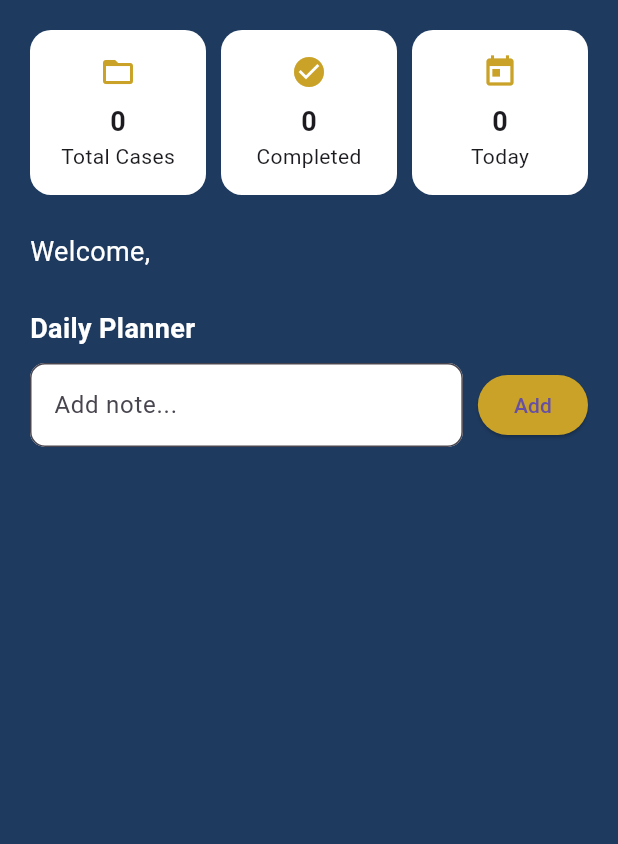
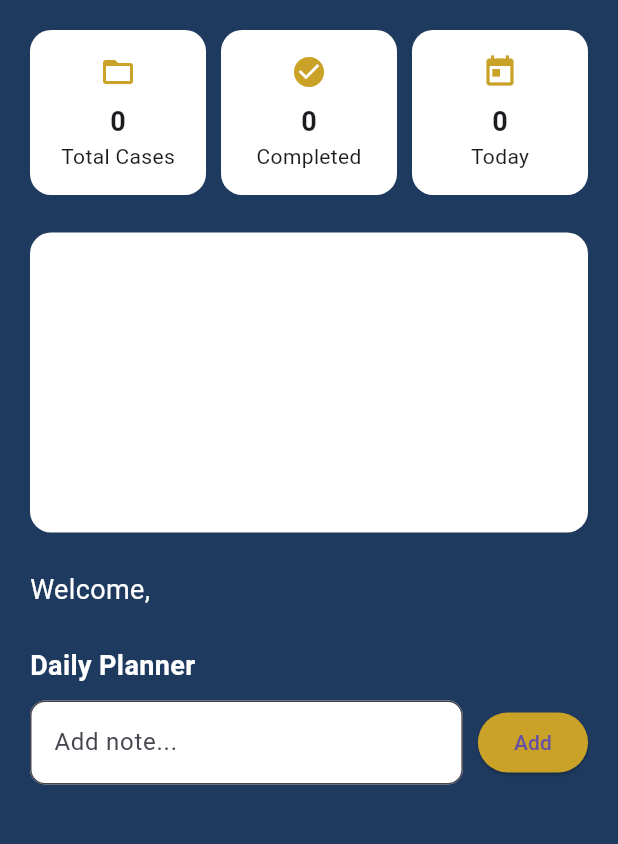
Before and after one commit to Bhuvanms2005/LexTrack, a Flutter app: the DashboardScreen screen opened directly, on a phone screen of 412 x 824 dp, the part 84-928 px from its top. Run offline on Flutter 3.47's test engine with Material 3 defaults, Android fonts, the phone set to English and light mode, and no system bars; drawn by our look-alikes of fl_chart; our stand-ins replace flutter_local_notifications, shared_preferences, sqflite; accounts and stored records are empty.

Commit message:
Visualisation Added

```diff
--- a/lib/screens/dashboard_screen.dart
+++ b/lib/screens/dashboard_screen.dart
@@ -1,5 +1,6 @@
 import 'package:flutter/material.dart';
 import 'package:shared_preferences/shared_preferences.dart';
+import 'package:fl_chart/fl_chart.dart';
 import '../database/case_database.dart';
 import '../screens/login_screen.dart';
 import '../screens/case_list_screen.dart';
@@ -19,6 +20,7 @@ class DashboardScreenState extends State<DashboardScreen> {
   int todayHearings = 0;
   int totalCases = 0;
   int completedCases = 0;
+  int pendingCases = 0;
 
   String userName = "";
 
@@ -54,6 +56,7 @@ class DashboardScreenState extends State<DashboardScreen> {
       todayHearings = hearings;
       totalCases = cases.length;
       completedCases = completed;
+      pendingCases = cases.length - completed;
       isLoading = false;
     });
   }
@@ -101,6 +104,45 @@ class DashboardScreenState extends State<DashboardScreen> {
 
     if (!mounted) return;
     setState(() {});
+  }
+
+  Widget buildChart() {
+    return Container(
+      height: 200,
+      padding: const EdgeInsets.all(16),
+      decoration: BoxDecoration(
+        color: Colors.white,
+        borderRadius: BorderRadius.circular(14),
+      ),
+      child: PieChart(
+        PieChartData(
+          sectionsSpace: 2,
+          centerSpaceRadius: 40,
+          sections: [
+            PieChartSectionData(
+              value: completedCases.toDouble(),
+              color: Colors.green,
+              title: "Done",
+              radius: 50,
+              titleStyle: const TextStyle(
+                fontSize: 12,
+                color: Colors.white,
+              ),
+            ),
+            PieChartSectionData(
+              value: pendingCases.toDouble(),
+              color: Colors.red,
+              title: "Pending",
+              radius: 50,
+              titleStyle: const TextStyle(
+                fontSize: 12,
+                color: Colors.white,
+              ),
+            ),
+          ],
+        ),
+      ),
+    );
   }
 
   @override
@@ -171,6 +213,7 @@ class DashboardScreenState extends State<DashboardScreen> {
               );
             },
           ),
+
           PopupMenuButton<String>(
             icon: const Icon(Icons.account_circle, color: Colors.white),
             onSelected: (value) {
@@ -254,6 +297,10 @@ class DashboardScreenState extends State<DashboardScreen> {
 
                       ],
                     ),
+
+                    const SizedBox(height: 25),
+
+                    buildChart(),
 
                     const SizedBox(height: 25),
 
--- a/pubspec.yaml
+++ b/pubspec.yaml
@@ -41,6 +41,7 @@ dependencies:
   html: ^0.15.6
   url_launcher: ^6.3.2
   shared_preferences: ^2.5.4
+  fl_chart: ^0.68.0
 dev_dependencies:
   flutter_test:
     sdk: flutter
```
Also changed, not shown: lib/database/case_database.dart (+0 -26 lines), pubspec.lock. Lines whose indentation alone changed are shown as unchanged.
